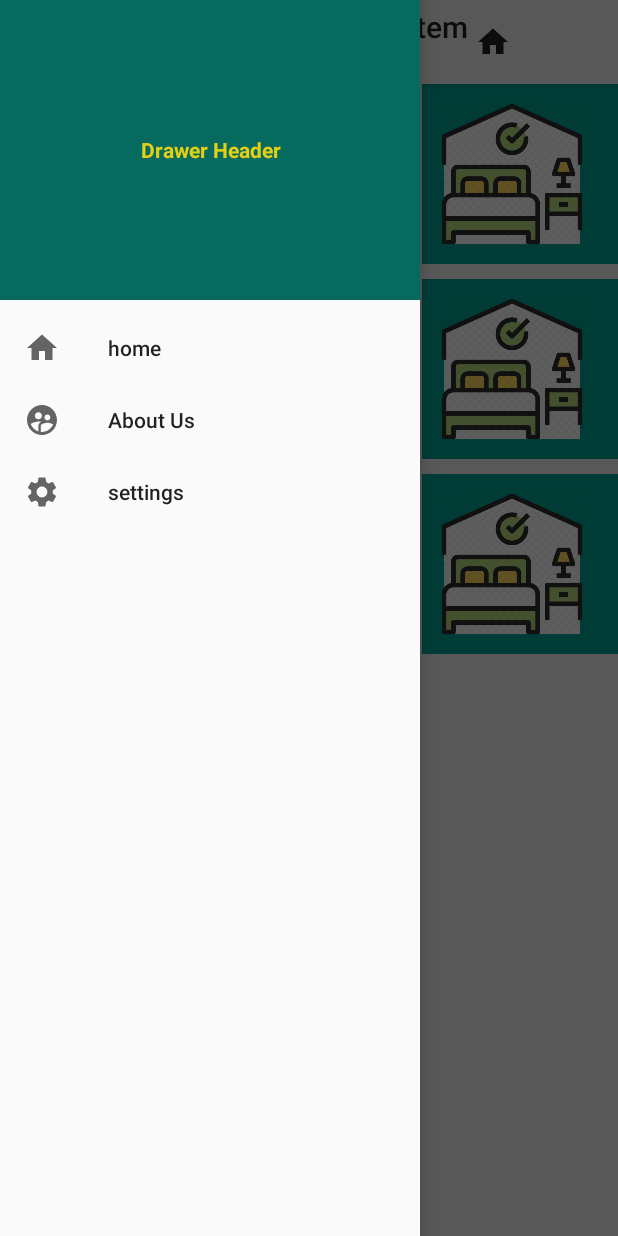
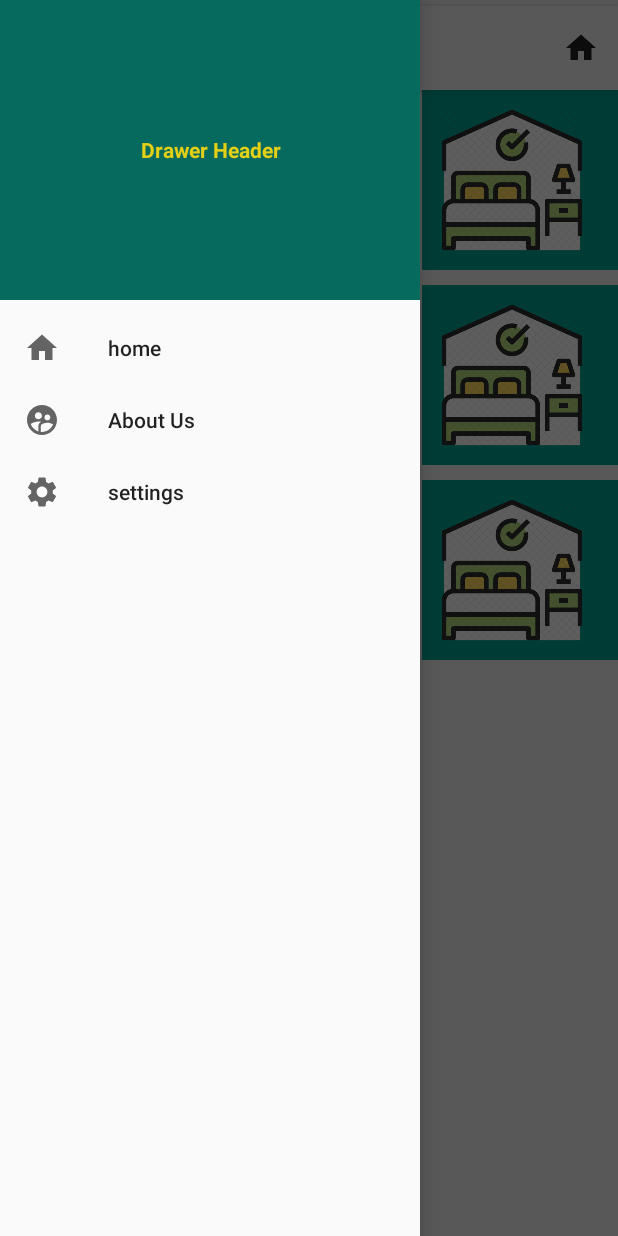
Before and after one commit to PrajwalMelath/FacilityMonitoringSystem, an Android app: the screen it shows after launch (MainActivity), with the side drawer open, on a phone screen of 412 x 824 dp. Run offline under Robolectric (Android 15) with nearby library versions, the phone set to English and light mode, and no system bars; Roboto replaces fonts that are not available here.

Commit message:
toolbar_layout.xml

```diff
--- a/app/src/main/res/layout/activity_main.xml
+++ b/app/src/main/res/layout/activity_main.xml
@@ -21,6 +21,7 @@
             android:id="@+id/my_toolbar"
             android:layout_width="match_parent"
             android:layout_height="?attr/actionBarSize"
+            android:layout_marginTop="4dp"
             android:background="@color/colorAccent"
             android:elevation="4dp"
             android:theme="@style/ThemeOverlay.AppCompat.ActionBar"
@@ -29,18 +30,10 @@
             app:layout_constraintStart_toStartOf="parent"
             app:layout_constraintTop_toTopOf="parent"
             app:popupTheme="@style/ThemeOverlay.AppCompat.Light"
-            app:subtitle="@string/room_toolbar_subtitle"
-            app:title="Facility Monitoring System">
+            >
 
-            <ImageView
-                android:id="@+id/imageview_edit"
-                android:layout_width="wrap_content"
-                android:layout_height="wrap_content"
-                android:layout_alignParentEnd="true"
-                android:layout_centerVertical="true"
-                android:src="@drawable/ic_baseline_home_24"
-                android:onClick="showFroyoOrder"
-               />
+            <include
+                layout="@layout/toolbar_layout"></include>
 
 
         </androidx.appcompat.widget.Toolbar>
--- /dev/null
+++ b/app/src/main/res/layout/toolbar_layout.xml
@@ -0,0 +1,40 @@
+<?xml version="1.0" encoding="utf-8"?>
+<androidx.appcompat.widget.LinearLayoutCompat
+    xmlns:android="http://schemas.android.com/apk/res/android" android:layout_width="match_parent"
+    android:layout_height="match_parent"
+    android:orientation="horizontal">
+
+    <androidx.appcompat.widget.LinearLayoutCompat
+        android:layout_width="wrap_content"
+        android:layout_height="match_parent"
+        android:orientation="vertical"
+        android:gravity="center">
+
+    <TextView
+        android:id="@+id/textView2"
+        android:layout_width="wrap_content"
+        android:layout_height="wrap_content"
+        android:text="@string/app_name"
+        />
+
+    <TextView
+        android:id="@+id/textView3"
+        android:layout_width="wrap_content"
+        android:layout_height="wrap_content"
+        android:text="@string/room_toolbar_subtitle"
+        />
+
+    </androidx.appcompat.widget.LinearLayoutCompat>
+
+    <ImageView
+        android:id="@+id/imageview_edit"
+        android:layout_width="wrap_content"
+        android:layout_height="wrap_content"
+        android:layout_alignParentEnd="true"
+        android:layout_centerVertical="true"
+        android:onClick="showFroyoOrder"
+        android:layout_marginLeft="100dp"
+        android:src="@drawable/ic_baseline_home_24"
+        android:layout_gravity="center"/>
+
+</androidx.appcompat.widget.LinearLayoutCompat>
```
